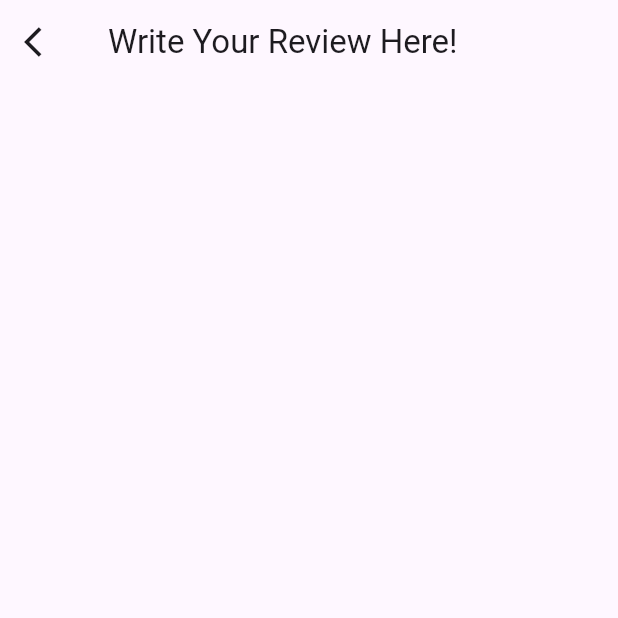
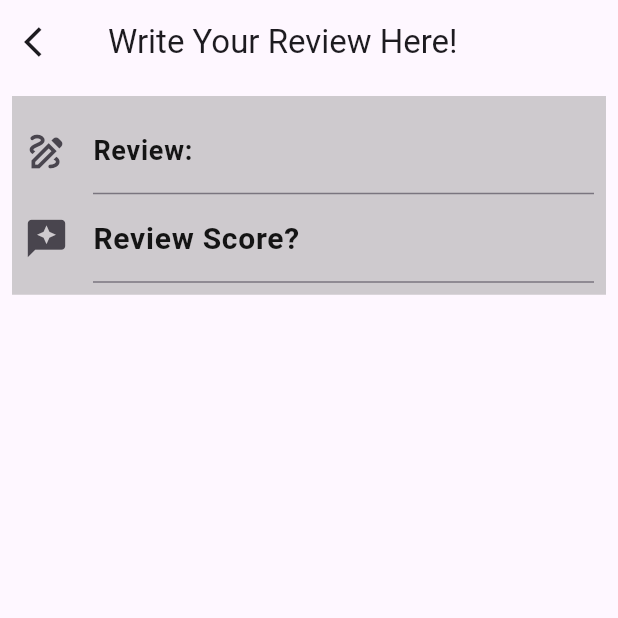
Before and after one commit to JOh2809/cs3541_final_project, a Flutter app: the AmazonGiveReviewPage screen opened directly, on a phone screen of 412 x 824 dp, the top half of it. Run offline on Flutter 3.47's test engine with Material 3 defaults, Android fonts, the phone set to English and light mode, and no system bars; our stand-ins replace csv; missing offline and left inert: dart:ffi.

Commit message:
Finished implementing and designing Amazon Book Reviews page

```diff
--- a/cs3541_final_project/lib/amazon/views/amazon_component.dart
+++ b/cs3541_final_project/lib/amazon/views/amazon_component.dart
@@ -51,7 +51,6 @@ class _AmazonSearchPageState extends State<AmazonSearchPage> {
     });
   }
 
-  String result = "";
   String _title = "";
   String _author = "";
 
@@ -197,6 +196,8 @@ class AmazonBookReviewsPage extends StatefulWidget {
 
 class _AmazonBookReviewsPageState extends State<AmazonBookReviewsPage> {
   List<List<dynamic>> _amazonBooksData = [];
+  String _title = "";
+  String _author = "";
 
   @override
   void initState() {
@@ -212,8 +213,6 @@ class _AmazonBookReviewsPageState extends State<AmazonBookReviewsPage> {
     });
   }
 
-  String dropdownValue = 'book title';
-
   @override
   Widget build(BuildContext context) {
     return Scaffold(
@@ -226,10 +225,55 @@ class _AmazonBookReviewsPageState extends State<AmazonBookReviewsPage> {
             child: const Icon(Icons.arrow_back_ios),
           ),
         ),
-        body: ListView.builder(
-          itemCount: _amazonBooksData.length,
-          itemBuilder: (_, index) {
-            return Card(
+        body: Padding (
+          padding: const EdgeInsets.all(8.0),
+          child: Column(
+              children: [
+                SearchAnchor(
+                  builder: (BuildContext context, SearchController controller) {
+                    return SearchBar(
+                      controller: controller,
+                      padding: const MaterialStatePropertyAll<EdgeInsets>(
+                          EdgeInsets.symmetric(horizontal: 16.0)),
+                      onTap: () {
+                        controller.openView();
+                      },
+                      onChanged: (_) {
+                        controller.openView();
+                      },
+                      onSubmitted: (String title) {
+                        setState(() {
+                          title = controller.text;
+                        });
+                        for (int index = 0; index < _amazonBooksData.length; index++) {
+                          if (title == _amazonBooksData[index][0].toString()) {
+                            _title = _amazonBooksData[index][0].toString();
+                            _author = _amazonBooksData[index][2].toString();
+                          }
+                        }
+                      },
+                      leading: const Icon(Icons.search),
+                    );
+                  },
+                  suggestionsBuilder: (BuildContext context,
+                      SearchController controller) {
+                    return List<ListTile>.generate(_amazonBooksData.length, (int index) {
+                      String title = _amazonBooksData[index][0].toString();
+                      final String isbn13 = '$title';
+                      return ListTile(
+                        title: Text(isbn13),
+                        onTap: () {
+                          setState(() {
+                            controller.closeView(isbn13);
+                          });
+                        },
+                      );
+                    });
+                  },
+                ),
+                SizedBox(
+                  height: 100,
+                    child: Card(
                       margin: const EdgeInsets.all(6),
                       color: Colors.white,
                       child: ListTile(
@@ -253,14 +297,15 @@ class _AmazonBookReviewsPageState extends State<AmazonBookReviewsPage> {
                           },
                           child: const Icon(Icons.reviews),
                         ),
-                title: Text(_amazonBooksData[index][0]),
-                subtitle: Text(_amazonBooksData[index][2].toString()),
-                //May add isbn10 (index 3) here or within future card hero.
-                isThreeLine: true,
+                        title: Text(_title),
+                        subtitle: Text(_author),
+                      ),
+                    )
+                )
+              ],
+          ),
           ),
         );
-          },
-        ));
   }
 }
 
@@ -286,8 +331,93 @@ class AmazonGiveReviewPage extends StatefulWidget {
 }
 
 class _AmazonGiveReviewPageState extends State<AmazonGiveReviewPage> {
+  final FocusNode _bookReviewFocus = FocusNode();
+  final FocusNode _bookRatingScoreFocus = FocusNode();
+  var _bookReviewController = TextEditingController();
+  var _bookRatingScoreController = TextEditingController();
+  String _bookReview = "0";
+  String _bookRatingScore = "0.0";
+  var _formKey = GlobalKey<FormState>();
+
+
   @override
   Widget build(BuildContext context) {
+
+    TextFormField bookReviewField(BuildContext context) {
+      return TextFormField(
+        controller: _bookReviewController,
+        keyboardType: TextInputType.number,
+        textInputAction: TextInputAction.done,
+        focusNode: _bookReviewFocus,
+        onFieldSubmitted: (value){
+          _bookReviewFocus.unfocus();
+        },
+        validator: (value) {
+          if (value!.length == 0 || (double.parse(value) < 1 || double.parse(value) > 10)) {
+            return ('Rate the quality of your sleep between 1 - 10');
+          }
+        },
+        onSaved: (value) {
+          _bookReview = value!;
+        },
+        decoration: InputDecoration (
+            hintText: 'Write a review for the book here!',
+            labelText: 'Review:',
+            labelStyle: TextStyle(fontSize: 18, fontWeight: FontWeight.bold, color: Colors.black.withOpacity(0.9)),
+            icon: Icon(
+              Icons.draw_outlined,
+              size: 30.0,
+            ),
+            fillColor: Colors.grey
+        ),
+      );
+    }
+
+    TextFormField bookRatingScoreField(BuildContext context) { //Hours slept
+      return TextFormField(
+        controller: _bookRatingScoreController,
+        keyboardType: TextInputType.number,
+        textInputAction: TextInputAction.next,
+        focusNode: _bookRatingScoreFocus,
+        onFieldSubmitted: (term) {},
+        validator: (value) {
+          if (value!.length == 0 || (double.parse(value) < 0 || double.parse(value) > 24)) {
+            return ('Hour between 0 - 24');
+          }
+        },
+        onSaved: (value) {
+          _bookRatingScore = value!;
+        },
+        decoration: InputDecoration(
+          hintText: 'Score the book here!',
+          labelText: 'Review Score?',
+          labelStyle: TextStyle(fontSize: 20, fontWeight: FontWeight.bold, color: Colors.black.withOpacity(0.9)),
+          icon: Icon(
+            Icons.reviews,
+            size: 30.0,
+          ),
+          fillColor: Colors.grey,
+        ),
+      );
+    }
+
+    var _bookRatingView = Container(
+      color: Colors.grey.withOpacity(0.5),
+      margin: EdgeInsets.all(8.0),
+      padding: EdgeInsets.all(8.0),
+      child: SingleChildScrollView(
+        child: Form(
+          key: _formKey,
+          child: Column(
+            children: <Widget>[
+              bookReviewField(context),
+              bookRatingScoreField(context),
+            ],
+          ),
+        ),
+      ),
+    );
+
     return Scaffold(
         appBar: AppBar(
         title: Text('Write Your Review Here!'),
@@ -298,6 +428,11 @@ class _AmazonGiveReviewPageState extends State<AmazonGiveReviewPage> {
             child: const Icon(Icons.arrow_back_ios),
           ),
         ),
+      body: Container(child: ListView(
+        children: <Widget>[
+          _bookRatingView
+        ],
+      ),)
     );
   }
 }
```
Also changed, not shown: cs3541_final_project/assets/Amazon_Books_Data.csv. Lines whose indentation alone changed are shown as unchanged.
